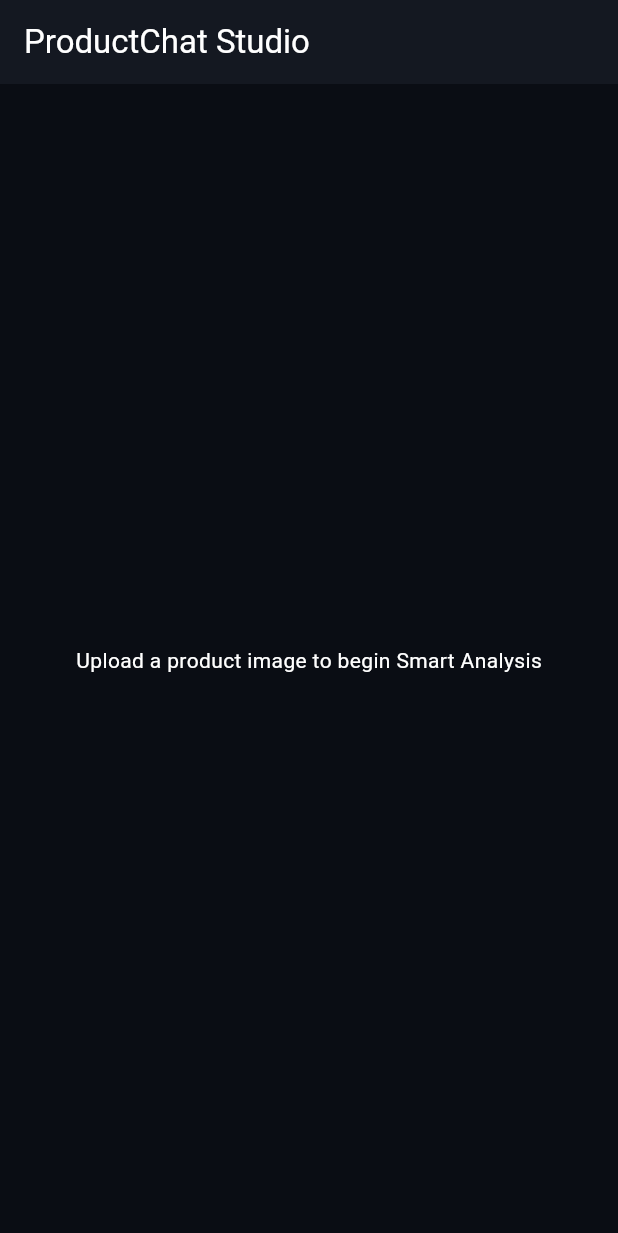
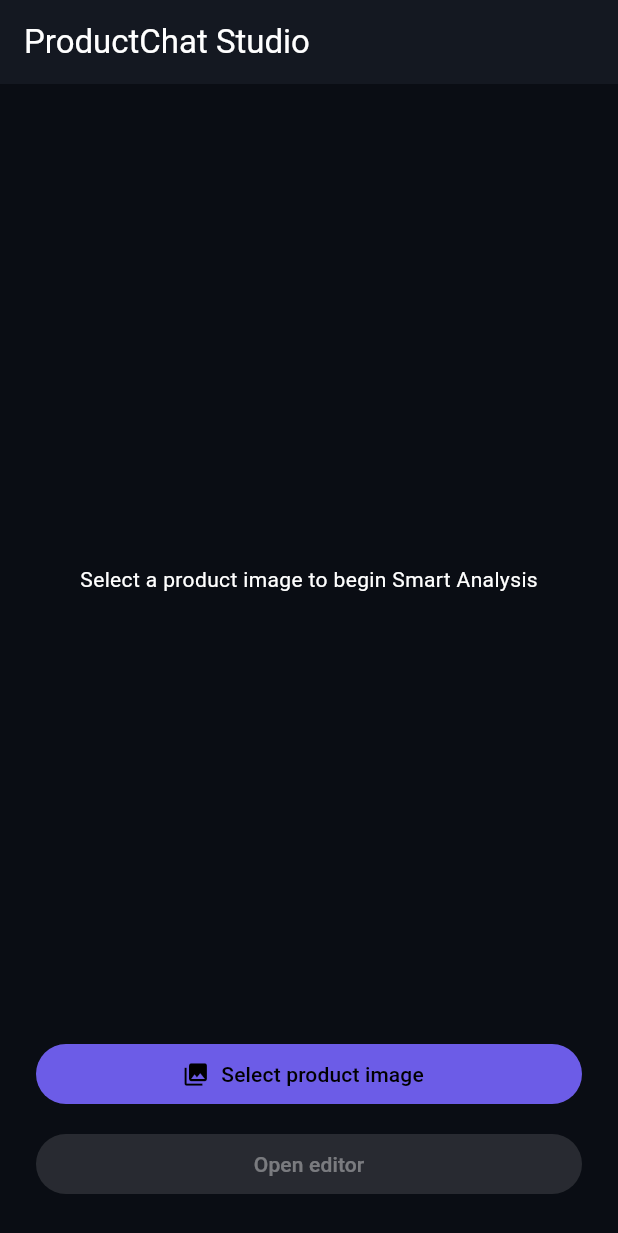
Before and after one commit to toufikben/productchat_studio, a Flutter app: the screen it shows after launch, on a phone screen of 412 x 824 dp. Shown: the top 1233 px of the screen. Run offline on Flutter 3.47's test engine with Material 3 defaults, Android fonts, the phone set to English and light mode, and no system bars; our stand-ins replace dio, file_picker, flutter_riverpod, go_router, image_picker.

Commit message:
Implement product image picker flow for P4

```diff
--- a/lib/features/chat/chat_screen.dart
+++ b/lib/features/chat/chat_screen.dart
@@ -1,2 +1,81 @@
+import 'dart:io';
+
 import 'package:flutter/material.dart';
-class ChatScreen extends StatelessWidget { const ChatScreen({super.key}); @override Widget build(BuildContext c) => Scaffold(appBar: AppBar(title: const Text('ProductChat Studio')), body: const Center(child: Text('Upload a product image to begin Smart Analysis'))); }
+import 'package:go_router/go_router.dart';
+import 'package:image_picker/image_picker.dart';
+
+class ChatScreen extends StatefulWidget {
+  const ChatScreen({super.key});
+
+  @override
+  State<ChatScreen> createState() => _ChatScreenState();
+}
+
+class _ChatScreenState extends State<ChatScreen> {
+  final _picker = ImagePicker();
+  String? _imagePath;
+  String? _error;
+
+  Future<void> _pickImage() async {
+    setState(() => _error = null);
+    try {
+      final image = await _picker.pickImage(
+        source: ImageSource.gallery,
+        maxWidth: 4096,
+        maxHeight: 4096,
+        imageQuality: 95,
+      );
+      if (!mounted || image == null) return;
+      setState(() => _imagePath = image.path);
+    } catch (error) {
+      if (mounted) setState(() => _error = 'Unable to select image: $error');
+    }
+  }
+
+  @override
+  Widget build(BuildContext context) => Scaffold(
+        appBar: AppBar(title: const Text('ProductChat Studio')),
+        body: Padding(
+          padding: const EdgeInsets.all(24),
+          child: Column(
+            crossAxisAlignment: CrossAxisAlignment.stretch,
+            children: [
+              Expanded(
+                child: _imagePath == null
+                    ? const Center(
+                        child: Text('Select a product image to begin Smart Analysis'))
+                    : ClipRRect(
+                        borderRadius: BorderRadius.circular(20),
+                        child: Image.file(File(_imagePath!), fit: BoxFit.contain),
+                      ),
+              ),
+              if (_error != null)
+                Padding(
+                  padding: const EdgeInsets.only(bottom: 12),
+                  child: Text(_error!, style: TextStyle(color: Theme.of(context).colorScheme.error)),
+                ),
+              Semantics(
+                button: true,
+                label: _imagePath == null ? 'Select product image' : 'Change image',
+                child: FilledButton.icon(
+                  onPressed: _pickImage,
+                  icon: const Icon(Icons.photo_library),
+                  label: Text(_imagePath == null ? 'Select product image' : 'Change image'),
+                ),
+              ),
+              const SizedBox(height: 12),
+              Semantics(
+                button: true,
+                label: 'Open editor',
+                child: FilledButton(
+                  onPressed: _imagePath == null
+                      ? null
+                      : () => context.push('/editor?imagePath=${Uri.encodeComponent(_imagePath!)}'),
+                  child: const Text('Open editor'),
+                ),
+              ),
+            ],
+          ),
+        ),
+      );
+}
```
